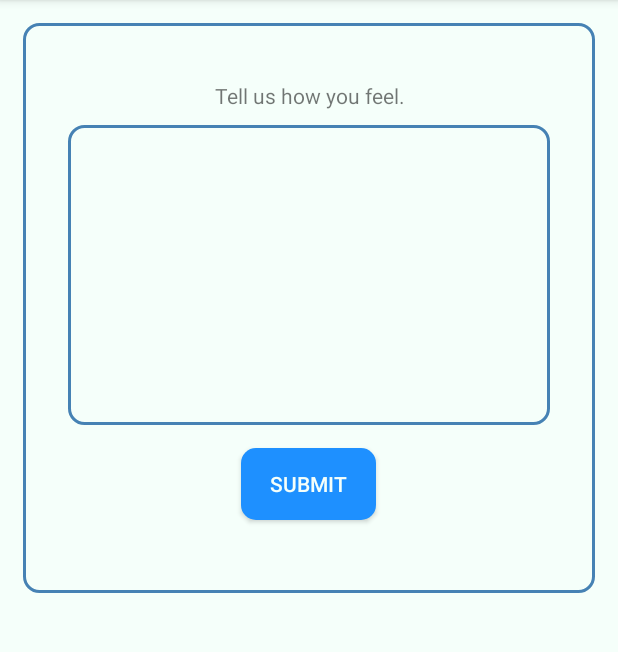
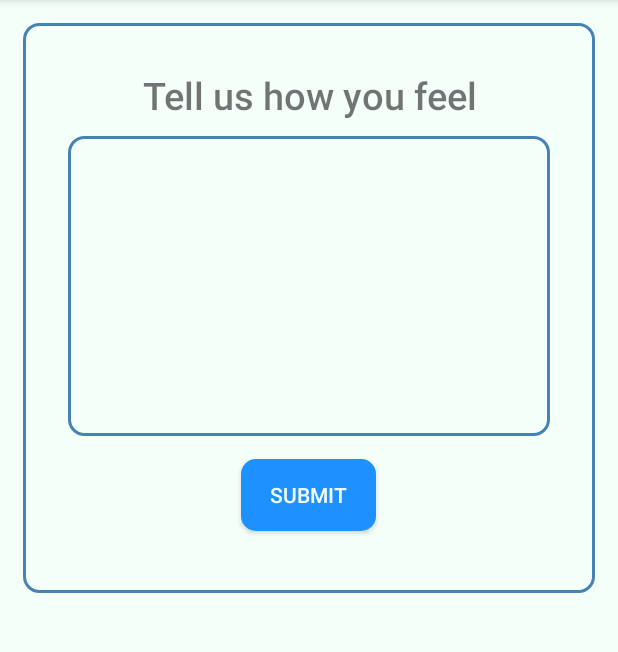
Before and after one commit to UM-MACS/macs-app, an Android app: the fragment FragmentText shown on its own in the app's theme, on a phone screen of 412 x 824 dp, the part 84-736 px from its top. Run offline under Robolectric (Android 15) with nearby library versions, the phone set to English and light mode, and no system bars; our stand-ins replace Volley; 1 statement that could not run was skipped.

Commit message:
minor fixes

```diff
--- a/app/src/main/java/com/example/project1/FragmentText.java
+++ b/app/src/main/java/com/example/project1/FragmentText.java
@@ -241,8 +241,11 @@ public class FragmentText extends Fragment {
             @Override
             public Map<String, String> getHeaders() throws AuthFailureError {
                 Map<String,String> header = new HashMap<>();
-                header.put("api-key","369aa822-9f19-4ae2-826f-df963534c2c9");
+//                header.put("api-key","369aa822-9f19-4ae2-826f-df963534c2c9");
 //                header.put("api-key","d92743d6-c2d6-426c-81f1-034b93667aec");
+                header.put("api-key","b403d4a8-76f1-4100-b2fa-6ea0f8ebb2d8");
+//                header.put("api-key","8f56b1cb-7e11-46f7-b054-9f5f0da0729d");
+
 //                header.put("Content-Type","text/plain");
                 return header;
             }
--- a/app/src/main/res/layout/activity_emotion_assessment.xml
+++ b/app/src/main/res/layout/activity_emotion_assessment.xml
@@ -49,7 +49,7 @@
     <android.support.v4.view.ViewPager
         android:paddingTop="32dp"
         android:id="@+id/view_pager"
-        android:layout_marginTop="?attr/actionBarSize"
+        android:layout_marginTop="64dp"
         android:layout_width="match_parent"
         android:layout_height="wrap_content" />
 
--- a/app/src/main/res/layout/app_bar_nav.xml
+++ b/app/src/main/res/layout/app_bar_nav.xml
@@ -3,7 +3,7 @@
     xmlns:app="http://schemas.android.com/apk/res-auto"
     xmlns:tools="http://schemas.android.com/tools"
     android:layout_width="match_parent"
-    android:layout_height="match_parent">
+    android:layout_height="wrap_content">
 
     <android.support.design.widget.AppBarLayout
         android:layout_width="match_parent"
--- a/app/src/main/res/layout/fragment_text.xml
+++ b/app/src/main/res/layout/fragment_text.xml
@@ -3,6 +3,7 @@
     xmlns:tools="http://schemas.android.com/tools"
     android:layout_width="match_parent"
     android:layout_height="match_parent"
+    xmlns:app="http://schemas.android.com/apk/res-auto"
     tools:context=".FragmentText">
 
     <LinearLayout
@@ -31,7 +32,9 @@
             android:layout_gravity="center"
             android:layout_marginTop="10dp"
             android:gravity="center"
-            android:text="Tell us how you feel." />
+            android:textSize="25sp"
+            app:fontFamily="sans-serif-medium"
+            android:text="Tell us how you feel" />
 
         <LinearLayout
             android:layout_width="match_parent"
--- a/app/src/main/res/values/strings.xml
+++ b/app/src/main/res/values/strings.xml
@@ -6,7 +6,7 @@
     <string name="title_event_assessment">Assessment</string>
     <string name="title_faq">FaQ</string>
 
-    <string name="localhost">http://192.168.0.187</string>
+    <string name="localhost">http://192.168.43.193</string>
 
     <string name="title_activity_login">LoginActivity</string>
     <string name="patientButton">Patient</string>
```
